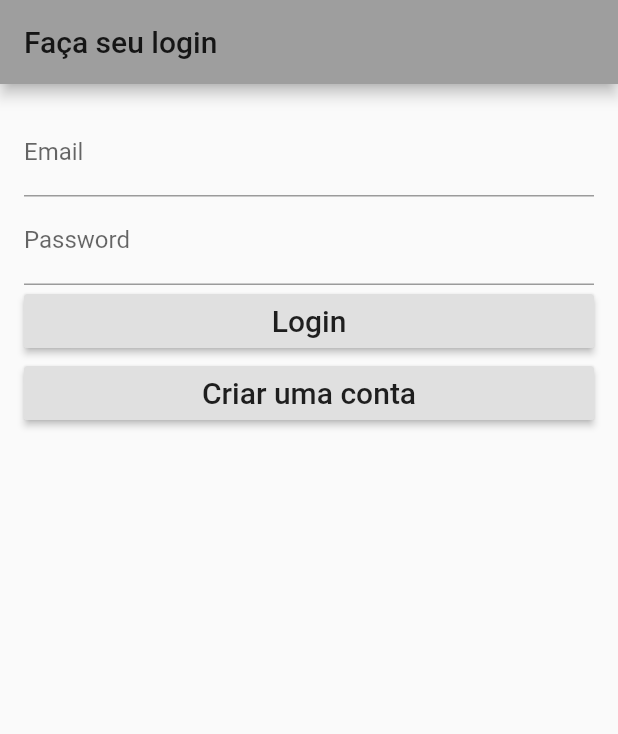
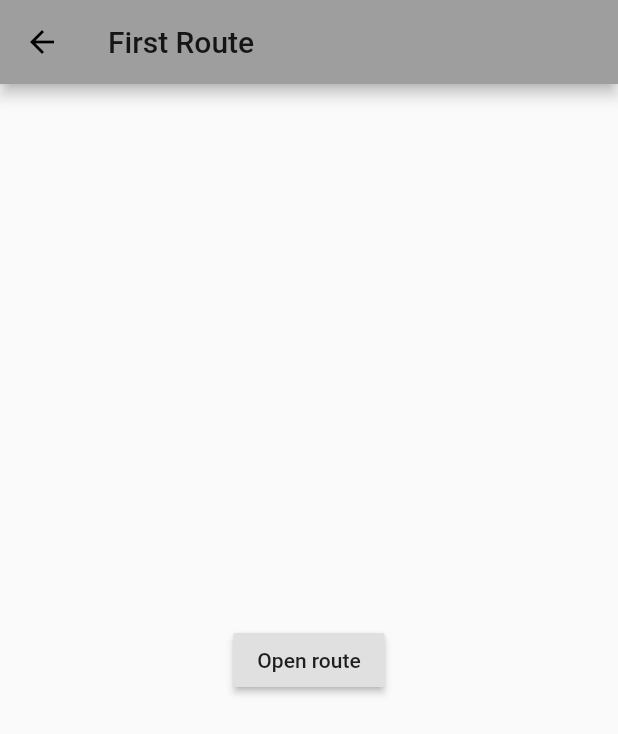
Before and after one commit to raydangaspar/eng_soft_tp1, a Flutter app: the screen it shows after launch, after a tap on "Criar uma conta", on a phone screen of 412 x 824 dp. Shown: the top 734 px of the screen. Run offline on Flutter 3.47's test engine with Material 2 defaults, Android fonts, the phone set to English and light mode, and no system bars; our stand-ins replace firebase_auth; accounts and stored records are empty.

Commit message:
[WIP] Adição de página de vitrine de produtos

```diff
--- a/app/lib/login_screen.dart
+++ b/app/lib/login_screen.dart
@@ -1,3 +1,4 @@
+import 'package:app/showcase_screen.dart';
 import "package:flutter/material.dart";
 import 'package:firebase_auth/firebase_auth.dart';
 
@@ -48,9 +49,13 @@ class _LoginScreenState extends State<LoginScreen>{
   }
 
   void moveToRegister() {
-    setState(() {
-      _formType = FormType.register;
-    });
+//    setState(() {
+//      _formType = FormType.register;
+//    });
+    Navigator.push(
+      context,
+      MaterialPageRoute(builder: (context) => Showcase()),
+    );
 
   }
 
--- /dev/null
+++ b/app/lib/showcase_screen.dart
@@ -0,0 +1,24 @@
+import 'package:app/login_screen.dart';
+import 'package:flutter/material.dart';
+
+class Showcase extends StatelessWidget {
+  @override
+  Widget build(BuildContext context) {
+    return Scaffold(
+      appBar: AppBar(
+        title: Text('First Route'),
+      ),
+      body: Center(
+        child: RaisedButton(
+          child: Text('Open route'),
+          onPressed: () {
+            Navigator.push(
+              context,
+              MaterialPageRoute(builder: (context) => LoginScreen()),
+            );
+          },
+        ),
+      ),
+    );
+  }
+}
```
